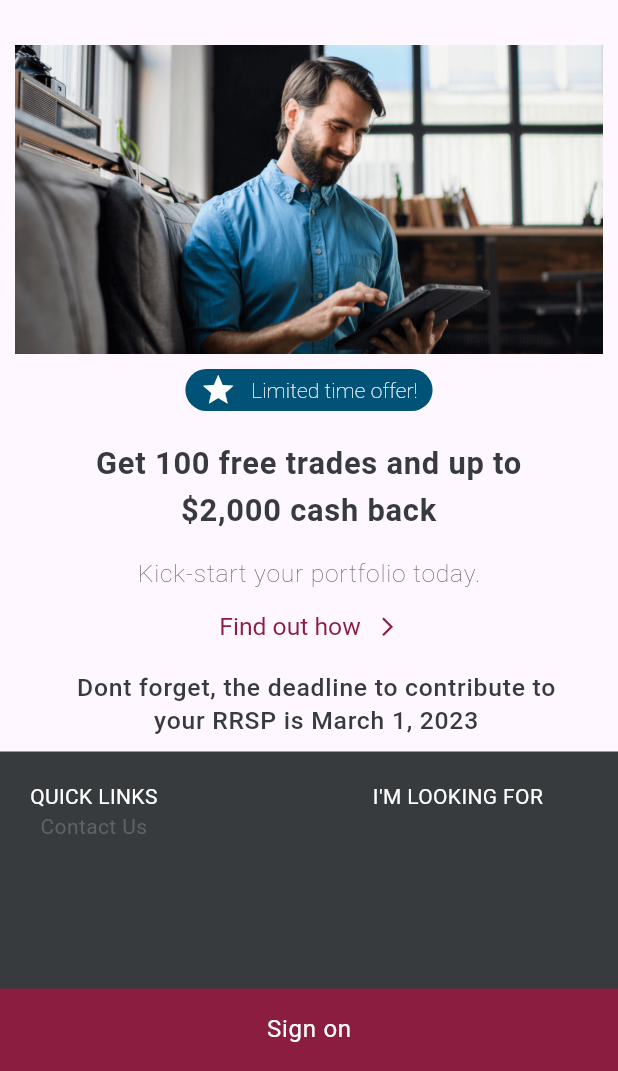
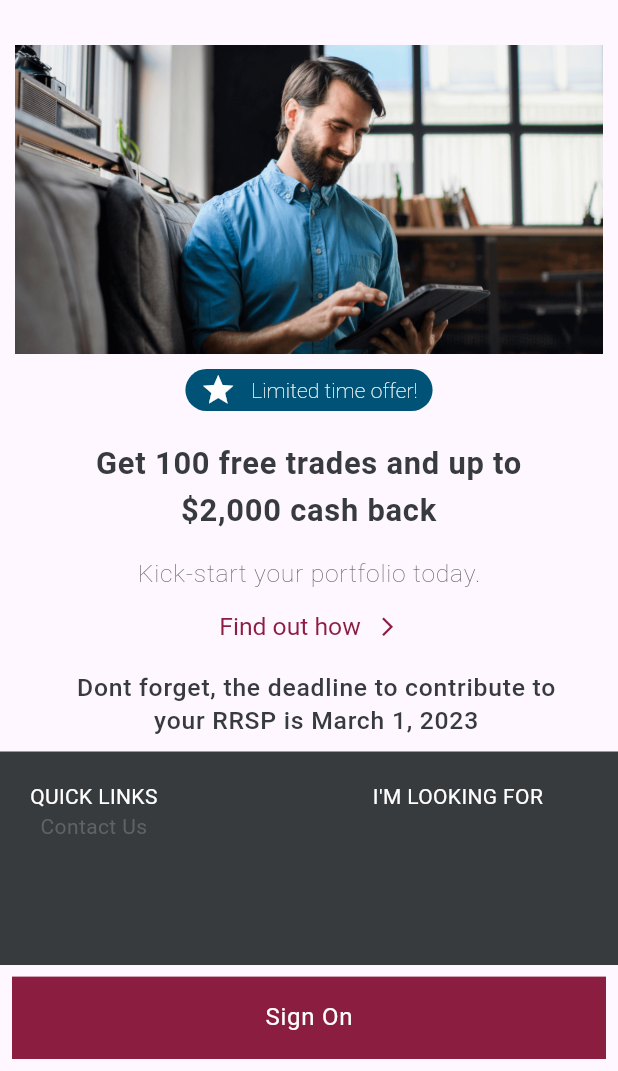
Before and after one commit to Shentia/Obr, a Flutter app: the screen it shows after launch, on a phone screen of 412 x 824 dp, the part 165-1236 px from its top. Run offline on Flutter 3.47's test engine with Material 2 defaults, Android fonts, the phone set to English and light mode, and no system bars; our stand-ins replace flutter_riverpod, flutter_spinkit, go_router, google_fonts.

Commit message:
last update

```diff
--- a/lib/main.dart
+++ b/lib/main.dart
@@ -1,19 +1,29 @@
-import 'package:blog/colors.dart';
-import 'package:blog/splash.dart';
+import 'package:blog/router/go_router_provider.dart';
 import 'package:flutter/material.dart';
+import 'package:flutter_riverpod/flutter_riverpod.dart';
 import 'package:google_fonts/google_fonts.dart';
 
 void main() {
-  runApp(const MyApp());
+  runApp(const ProviderScope(child: MyApp()));
 }
 
-class MyApp extends StatelessWidget {
+class MyApp extends ConsumerStatefulWidget {
   const MyApp({super.key});
 
+  @override
+  ConsumerState<MyApp> createState() => _MyAppState();
+}
+
+class _MyAppState extends ConsumerState<MyApp> {
   // This widget is the root of your application.
   @override
   Widget build(BuildContext context) {
-    return MaterialApp(
+    final router = ref.watch(goRouterProvider);
+
+    return MaterialApp.router(
+      routeInformationParser: router.routeInformationParser,
+      routeInformationProvider: router.routeInformationProvider,
+      routerDelegate: router.routerDelegate,
       title: 'CIBC OBR',
       theme: ThemeData(
         fontFamily: GoogleFonts.roboto().fontFamily,
@@ -43,7 +53,6 @@ class MyApp extends StatelessWidget {
         ),
       ),
       debugShowCheckedModeBanner: false,
-      home: const SplashScreen(),
     );
   }
 }
--- a/lib/model/mockModel.dart
+++ b/lib/model/mockModel.dart
@@ -6,7 +6,7 @@ Map FakeData = {
   "learn_more": "Find out how",
   "deadline":
       "Dont forget, the deadline to contribute to your RRSP is March 1, 2023",
-  "sign_on": "Sign on",
+  "sign_on": "Sign On",
   "quick_links": "Quick Links",
   "iamLooking": "I'm looking for",
   "contactus": "Contact Us",
--- /dev/null
+++ b/lib/router/go_router_provider.dart
@@ -0,0 +1,34 @@
+import 'package:blog/router/named_route.dart';
+import 'package:blog/screen/mainScreen.dart';
+import 'package:blog/screen/sign_on.dart';
+import 'package:blog/screen/splash.dart';
+import 'package:flutter_riverpod/flutter_riverpod.dart';
+import 'package:go_router/go_router.dart';
+
+final goRouterProvider = Provider<GoRouter>((ref) {
+  return GoRouter(
+      // initialLocation: '/',
+      routes: [
+        GoRoute(
+          path: '/',
+          name: root,
+          builder: (context, state) => SplashScreen(
+            key: state.pageKey,
+          ),
+        ),
+        GoRoute(
+          path: '/mainScreen',
+          name: home,
+          builder: (context, state) => MainScreen(
+            key: state.pageKey,
+          ),
+        ),
+        GoRoute(
+          path: '/signOnScreen',
+          name: signOn,
+          builder: (context, state) => SignOnScreen(
+            key: state.pageKey,
+          ),
+        ),
+      ]);
+});
--- /dev/null
+++ b/lib/router/named_route.dart
@@ -0,0 +1,3 @@
+const String root = 'root';
+const String home = 'mainScreen';
+const String signOn = 'signOnScreen';
--- a/lib/mainScreen.dart
+++ b/lib/screen/mainScreen.dart
@@ -2,6 +2,7 @@ import 'package:blog/colors.dart';
 import 'package:blog/gen/assets.gen.dart';
 import 'package:blog/model/mockModel.dart';
 import 'package:flutter/material.dart';
+import 'package:go_router/go_router.dart';
 
 class MainScreen extends StatelessWidget {
   const MainScreen({super.key});
@@ -216,11 +217,13 @@ class MainScreen extends StatelessWidget {
           ],
         ),
       ),
-      bottomNavigationBar: Material(
+      bottomNavigationBar: Padding(
+        padding: const EdgeInsets.all(8.0),
+        child: Material(
           color: SolidColors.colorCibcDarkRed,
           child: InkWell(
             onTap: () {
-            //print('called on tap');
+              context.go('/signOnScreen');
             },
             child: SizedBox(
               height: screenHeight / 15,
@@ -237,6 +240,7 @@ class MainScreen extends StatelessWidget {
             ),
           ),
         ),
+      ),
     );
   }
 }
--- a/pubspec.yaml
+++ b/pubspec.yaml
@@ -36,6 +36,8 @@ dependencies:
   cupertino_icons: ^1.0.2
   google_fonts: ^4.0.3
   flutter_spinkit: ^5.1.0
+  flutter_riverpod: ^2.2.0
+  go_router: ^6.2.0
 
 dev_dependencies:
   flutter_test:
```
Also changed, not shown: lib/screen/sign_on.dart (added, +18 -0 lines), lib/screen/splash.dart (renamed from lib/splash.dart, +9 -3 lines), pubspec.lock. Lines whose indentation alone changed are shown as unchanged.
